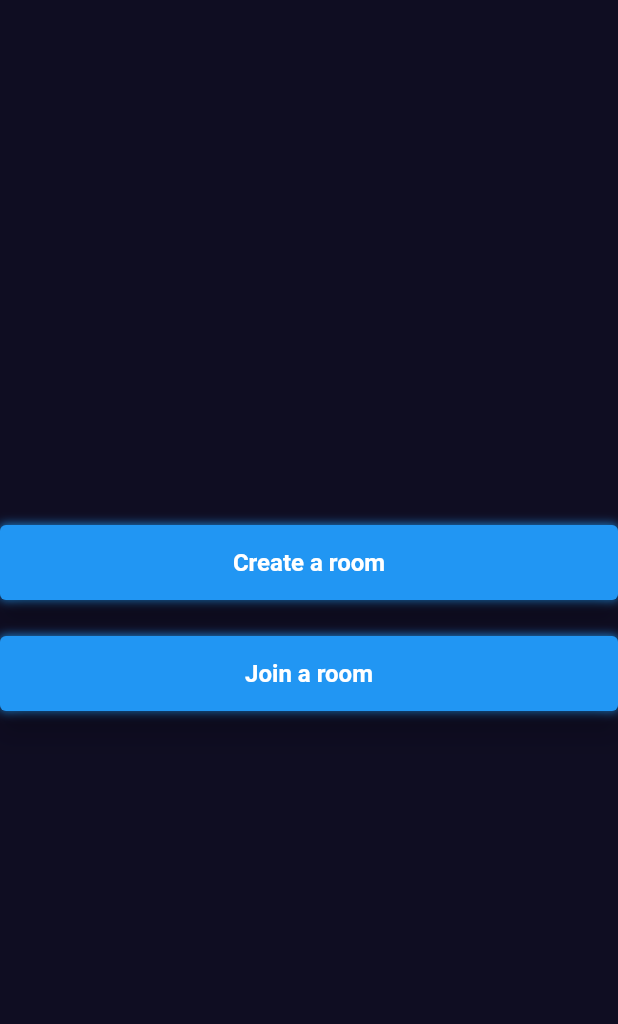
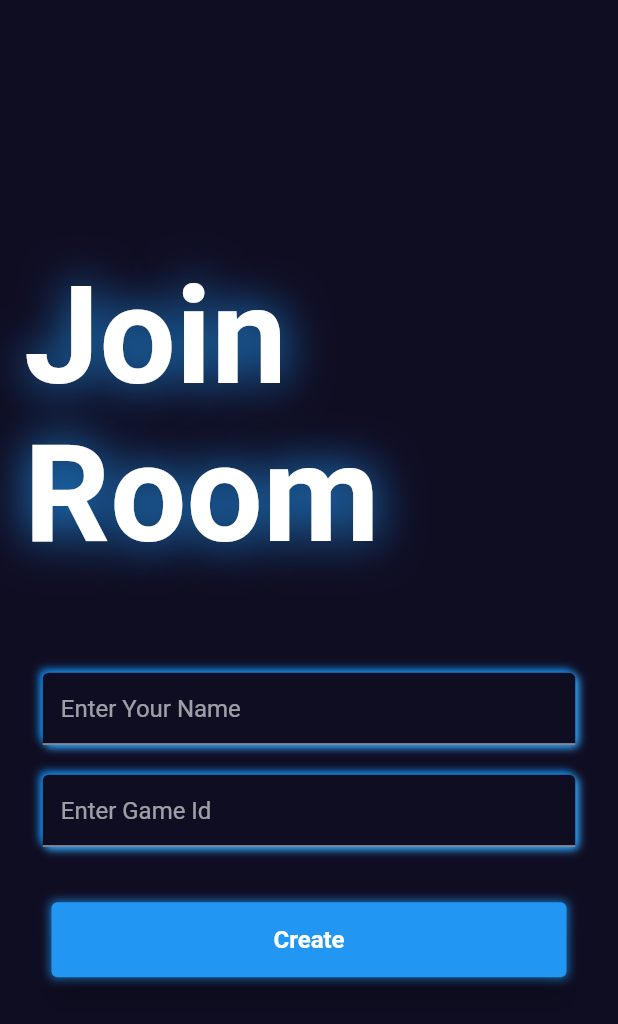
Before and after one commit to iamkranthi/tiktactoe, a Flutter app: the screen it shows after launch, after a tap on "Join a room", on a phone screen of 412 x 824 dp. Shown: the top 1024 px of the screen. Run offline on Flutter 3.47's test engine with Material 2 defaults, Android fonts, the phone set to English and light mode, and no system bars; drawn by our look-alikes of clay_containers.

Commit message:
Screens Ui completed

```diff
--- a/lib/main.dart
+++ b/lib/main.dart
@@ -15,6 +15,7 @@ class MyApp extends StatelessWidget {
   @override
   Widget build(BuildContext context) {
     return MaterialApp(
+      debugShowCheckedModeBanner: false,
       title: 'Flutter Demo',
       theme: ThemeData.dark().copyWith(scaffoldBackgroundColor: backgroundColor),
       routes: {
--- a/lib/screens/create_room_screen.dart
+++ b/lib/screens/create_room_screen.dart
@@ -1,4 +1,8 @@
 import 'package:flutter/material.dart';
+import 'package:tictaktoe/responsive/responsive.dart';
+import 'package:tictaktoe/widgets/custom_button.dart';
+import 'package:tictaktoe/widgets/custom_text.dart';
+import 'package:tictaktoe/widgets/custom_text_field.dart';
 
 class CreateRoomScreen extends StatefulWidget {
   static String routeName = 'create-room';
@@ -10,11 +14,42 @@ class CreateRoomScreen extends StatefulWidget {
 }
 
 class _CreateRoomScreenState extends State<CreateRoomScreen> {
+  final TextEditingController _nameController = TextEditingController();
+
+  @override
+  void dispose() {
+    super.dispose();
+    _nameController.dispose();
+  }
+
   @override
   Widget build(BuildContext context) {
-    return const Scaffold(
-      body: Center(
-        child: Text('Create a room'),
+    final size = MediaQuery.of(context).size;
+    return Scaffold(
+      body: Responsive(
+        child: Container(
+          margin: const EdgeInsets.symmetric(horizontal: 16),
+          child: Column(
+            mainAxisAlignment: MainAxisAlignment.center,
+            crossAxisAlignment: CrossAxisAlignment.center,
+            children: [
+              CustomText(
+                text: 'Create Room',
+                fontSize: 70,
+                shadows: const [
+                  Shadow(color: Colors.blue, blurRadius: 40),
+                ],
+              ),
+              SizedBox(height: size.height * 0.08),
+              CustomTextField(
+                controller: _nameController,
+                hintText: 'Enter Your Name',
+              ),
+              SizedBox(height: size.height * 0.045),
+              CustomButton(title: 'Create', onTap: () {})
+            ],
+          ),
+        ),
       ),
     );
   }
--- a/lib/screens/join_room_screen.dart
+++ b/lib/screens/join_room_screen.dart
@@ -1,19 +1,53 @@
 import 'package:flutter/material.dart';
+import 'package:tictaktoe/responsive/responsive.dart';
+import 'package:tictaktoe/widgets/custom_button.dart';
+import 'package:tictaktoe/widgets/custom_text.dart';
+import 'package:tictaktoe/widgets/custom_text_field.dart';
 
 class JoinRoomScreen extends StatefulWidget {
-   static String routeName = 'join-room';
-const  JoinRoomScreen({Key? key}) : super(key: key);
+  static String routeName = 'join-room';
+  const JoinRoomScreen({Key? key}) : super(key: key);
 
   @override
   State<JoinRoomScreen> createState() => _JoinRoomScreenState();
 }
 
 class _JoinRoomScreenState extends State<JoinRoomScreen> {
+  final TextEditingController _nameController = TextEditingController();
+  final TextEditingController _gameIdController = TextEditingController();
   @override
   Widget build(BuildContext context) {
-     return const Scaffold(
-      body: Center(
-        child: Text('Join a room'),
+    final size = MediaQuery.of(context).size;
+    return Scaffold(
+      body: Responsive(
+        child: Container(
+          margin: const EdgeInsets.symmetric(horizontal: 16),
+          child: Column(
+            mainAxisAlignment: MainAxisAlignment.center,
+            crossAxisAlignment: CrossAxisAlignment.center,
+            children: [
+              CustomText(
+                text: 'Join Room',
+                fontSize: 90,
+                shadows: const [
+                  Shadow(color: Colors.blue, blurRadius: 40),
+                ],
+              ),
+              SizedBox(height: size.height * 0.08),
+              CustomTextField(
+                controller: _nameController,
+                hintText: 'Enter Your Name',
+              ),
+            const  SizedBox(height: 20),
+               CustomTextField(
+                controller: _gameIdController,
+                hintText: 'Enter Game Id',
+              ),
+              SizedBox(height: size.height * 0.045),
+              CustomButton(title: 'Create', onTap: () {})
+            ],
+          ),
+        ),
       ),
     );
   }
--- a/lib/screens/main_screen.dart
+++ b/lib/screens/main_screen.dart
@@ -1,10 +1,20 @@
 import 'package:flutter/material.dart';
 import 'package:tictaktoe/responsive/responsive.dart';
+import 'package:tictaktoe/screens/create_room_screen.dart';
+import 'package:tictaktoe/screens/join_room_screen.dart';
 import 'package:tictaktoe/widgets/custom_button.dart';
 
 class MainMenuScreen extends StatelessWidget {
   static String routeName ='Main-Menu';
   const MainMenuScreen({Key? key}) : super(key: key);
+
+  void createRoom(BuildContext context) {
+    Navigator.pushNamed(context, CreateRoomScreen.routeName);
+  }
+
+  void joinRoom(BuildContext context) {
+    Navigator.pushNamed(context, JoinRoomScreen.routeName);
+  }
 
   @override
   Widget build(BuildContext context) {
@@ -13,9 +23,9 @@ class MainMenuScreen extends StatelessWidget {
           child: Column(
               mainAxisAlignment: MainAxisAlignment.center,
               children: [
-          CustomButton(title: 'Create a room', onTap: () {}),
+          CustomButton(title: 'Create a room', onTap: () => createRoom(context)),
           const SizedBox(height: 24),
-          CustomButton(title: 'Join a room', onTap: () {}),
+          CustomButton(title: 'Join a room', onTap: ()=> joinRoom(context)),
               ],
             ),
         ));
--- a/lib/widgets/custom_button.dart
+++ b/lib/widgets/custom_button.dart
@@ -1,4 +1,4 @@
-import 'package:clay_containers/clay_containers.dart';
+
 import 'package:flutter/material.dart';
 
 class CustomButton extends StatelessWidget {
@@ -20,7 +20,7 @@ class CustomButton extends StatelessWidget {
       child: ElevatedButton(
         style: ElevatedButton.styleFrom(
           elevation: 8,
-          minimumSize: Size(width, 50),
+          minimumSize: Size(width/1.2, 50),
         ),
         onPressed: onTap,
         child: Text(
--- /dev/null
+++ b/lib/widgets/custom_text.dart
@@ -0,0 +1,28 @@
+import 'package:flutter/material.dart';
+
+// ignore: must_be_immutable
+class CustomText extends StatelessWidget {
+  List<Shadow> shadows;
+  final String text;
+  final double fontSize;
+
+  CustomText(
+      {Key? key,
+      required this.text,
+      required this.fontSize,
+      required this.shadows})
+      : super(key: key);
+
+  @override
+  Widget build(BuildContext context) {
+    return Text(
+      text,
+      style: TextStyle(
+        color: Colors.white,
+        fontSize: fontSize,
+        shadows: shadows,
+        fontWeight: FontWeight.bold,
+      ),
+    );
+  }
+}
--- /dev/null
+++ b/lib/widgets/custom_text_field.dart
@@ -0,0 +1,30 @@
+import 'package:clay_containers/clay_containers.dart';
+import 'package:flutter/material.dart';
+import 'package:tictaktoe/utils/colors.dart';
+
+class CustomTextField extends StatelessWidget {
+  final TextEditingController controller;
+  final String hintText;
+  const CustomTextField({
+    Key? key,
+    required this.controller,
+    required this.hintText,
+  }) : super(key: key);
+
+  @override
+  Widget build(BuildContext context) {
+    return ClayContainer(
+      borderRadius: 4,
+      color: Colors.blue,
+      depth: 20,
+      spread: 2,
+      emboss: true,
+      width: 355,
+      child: TextField(
+        controller: controller,
+        decoration: InputDecoration(
+            hintText: hintText, fillColor: backgroundColor, filled: true),
+      ),
+    );
+  }
+}
```
